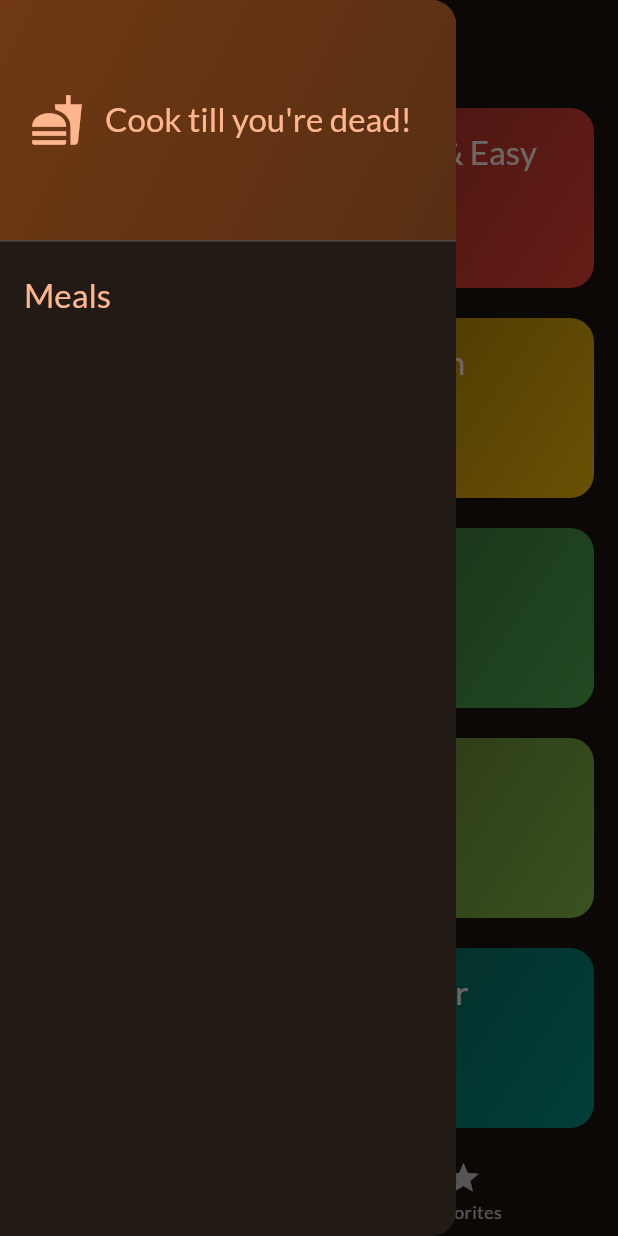
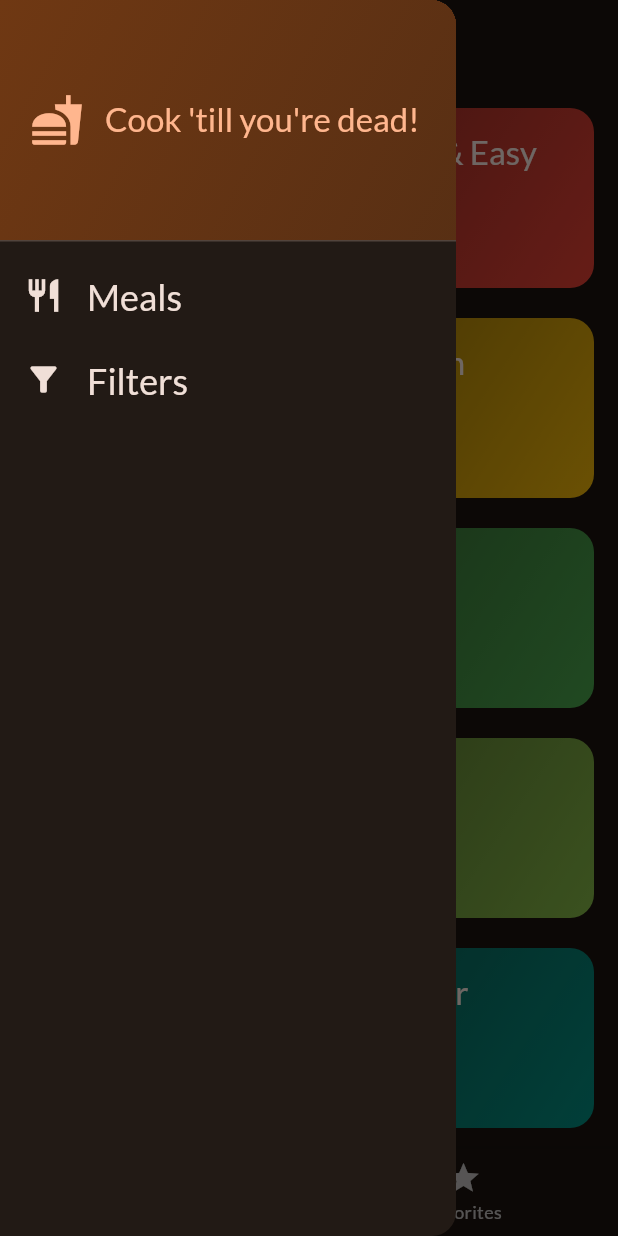
Before and after one commit to sevdenuragba/meals_app, a Flutter app: the screen it shows after launch, with the side drawer open, on a phone screen of 412 x 824 dp. Run offline on Flutter 3.47's test engine with Material 2 defaults, Android fonts, the phone set to English and light mode, and no system bars; our stand-ins replace google_fonts, transparent_image.

Commit message:
Initial commit

```diff
--- a/lib/screens/tabs.dart
+++ b/lib/screens/tabs.dart
@@ -1,6 +1,7 @@
 import 'package:flutter/material.dart';
 import 'package:meals/models/meal.dart';
 import 'package:meals/screens/categories.dart';
+import 'package:meals/screens/filters.dart';
 import 'package:meals/screens/meals.dart';
 import 'package:meals/widgets/main_drawer.dart';
 
@@ -17,9 +18,12 @@ class _TabsScreenState extends State<TabsScreen> {
   int _selectedPageIndex = 0;
   final List<Meal> _favoriteMeals = [];
 
-  void  _showInfoMessage(String message){
+  void _showInfoMessage(String message) {
     ScaffoldMessenger.of(context).clearSnackBars();
-    ScaffoldMessenger.of(context).showSnackBar( SnackBar(content: Text(message), duration: const Duration(seconds: 3),));
+    ScaffoldMessenger.of(context).showSnackBar(SnackBar(
+      content: Text(message),
+      duration: const Duration(seconds: 3),
+    ));
   }
 
   void _toggleMealFavoriteStatus(Meal meal) {
@@ -33,7 +37,7 @@ class _TabsScreenState extends State<TabsScreen> {
     } else {
       setState(() {
         _favoriteMeals.add(meal);
-         _showInfoMessage('Meal has been added to favorites.');
+        _showInfoMessage('Meal has been added to favorites.');
       });
     }
   }
@@ -42,6 +46,18 @@ class _TabsScreenState extends State<TabsScreen> {
     setState(() {
       _selectedPageIndex = index;
     });
+  }
+
+  void _setScreen(String identifier) {
+    if (identifier == 'filters') {
+      Navigator.of(context).push(
+        MaterialPageRoute(
+          builder: (context) => const FiltersScreen(),
+        ),
+      );
+    } else {
+      Navigator.of(context).pop();
+    }
   }
 
   @override
@@ -57,7 +73,7 @@ class _TabsScreenState extends State<TabsScreen> {
     }
 
     return Scaffold(
-      drawer: const MainDrawer(),
+      drawer: MainDrawer(onSelectScreen: _setScreen),
       appBar: AppBar(
         title: Text(
           activePageTitle,
--- a/lib/widgets/main_drawer.dart
+++ b/lib/widgets/main_drawer.dart
@@ -1,7 +1,10 @@
 import 'package:flutter/material.dart';
+import 'package:meals/screens/filters.dart';
 
 class MainDrawer extends StatelessWidget {
-  const MainDrawer({super.key});
+  const MainDrawer({super.key, required this.onSelectScreen});
+
+  final void Function(String identifier) onSelectScreen;
 
   @override
   Widget build(BuildContext context) {
@@ -26,7 +29,7 @@ class MainDrawer extends StatelessWidget {
                 const SizedBox(
                   width: 14,
                 ),
-                Text("Cook till you're dead!",
+                Text("Cook 'till you're dead!",
                     style: Theme.of(context).textTheme.titleLarge!.copyWith(
                           color: Theme.of(context).colorScheme.primary,
                         )),
@@ -34,12 +37,33 @@ class MainDrawer extends StatelessWidget {
             ),
           ),
           ListTile(
-              title: Text(
-            'Meals',
-            style: Theme.of(context).textTheme.titleLarge!.copyWith(
-                  color: Theme.of(context).colorScheme.primary,
-                ),
-          )),
+            leading: Icon(Icons.restaurant,
+                size: 26, color: Theme.of(context).colorScheme.onBackground),
+            title: Text(
+              'Meals',
+              style: Theme.of(context).textTheme.titleLarge!.copyWith(
+                    color: Theme.of(context).colorScheme.onBackground,
+                    fontSize: 24,
+                  ),
+            ),
+            onTap: () {
+              onSelectScreen('');
+            },
+          ),
+          ListTile(
+            leading: Icon(Icons.filter_alt,
+                size: 26, color: Theme.of(context).colorScheme.onBackground),
+            title: Text(
+              'Filters',
+              style: Theme.of(context).textTheme.titleLarge!.copyWith(
+                    color: Theme.of(context).colorScheme.onBackground,
+                    fontSize: 24,
+                  ),
+            ),
+            onTap: () {
+              FiltersScreen;
+            },
+          ),
         ],
       ),
     );
```
Also changed, not shown: lib/screens/filters.dart (added, +49 -0 lines).
